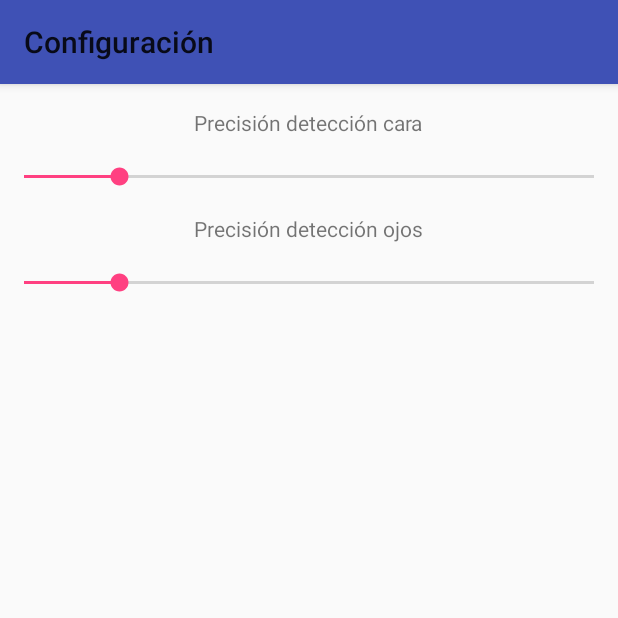
After one commit to bolito2/FlarifyAndroid, an Android app: the Configuracion screen opened directly, with no data from a screen before it, on a phone screen of 412 x 824 dp, the top half of it. The commit adds this screen. Run offline under Robolectric (Android 15) with nearby library versions, the phone set to English and light mode, and no system bars.

Commit message:
Añadida pestaña configuracion

```diff
--- /dev/null
+++ b/app/src/main/java/com/bolito2/flarifyandroid/Configuracion.java
@@ -0,0 +1,13 @@
+package com.bolito2.flarifyandroid;
+
+import android.support.v7.app.AppCompatActivity;
+import android.os.Bundle;
+
+public class Configuracion extends AppCompatActivity {
+
+    @Override
+    protected void onCreate(Bundle savedInstanceState) {
+        super.onCreate(savedInstanceState);
+        setContentView(R.layout.activity_configuracion);
+    }
+}
--- /dev/null
+++ b/app/src/main/res/layout/activity_configuracion.xml
@@ -0,0 +1,50 @@
+<?xml version="1.0" encoding="utf-8"?>
+<RelativeLayout xmlns:android="http://schemas.android.com/apk/res/android"
+    xmlns:app="http://schemas.android.com/apk/res-auto"
+    xmlns:tools="http://schemas.android.com/tools"
+    android:layout_width="match_parent"
+    android:layout_height="match_parent"
+    tools:context="com.bolito2.flarifyandroid.Configuracion">
+
+    <TextView
+        android:id="@+id/caraText"
+        android:layout_width="wrap_content"
+        android:layout_height="wrap_content"
+        android:layout_alignParentTop="true"
+        android:layout_centerHorizontal="true"
+        android:layout_marginTop="16dp"
+        android:text="Precisión detección cara" />
+
+    <SeekBar
+        android:id="@+id/cara"
+        android:layout_width="match_parent"
+        android:layout_height="wrap_content"
+        android:layout_alignParentLeft="true"
+        android:layout_alignParentStart="true"
+        android:layout_below="@+id/caraText"
+        android:layout_marginTop="17dp"
+        android:max="30"
+        android:progress="5" />
+
+    <TextView
+        android:id="@+id/ojosText"
+        android:layout_width="wrap_content"
+        android:layout_height="wrap_content"
+        android:layout_alignLeft="@+id/caraText"
+        android:layout_alignStart="@+id/caraText"
+        android:layout_below="@+id/cara"
+        android:layout_marginTop="16dp"
+        android:text="Precisión detección ojos" />
+
+    <SeekBar
+        android:id="@+id/ojos"
+        android:layout_width="match_parent"
+        android:layout_height="wrap_content"
+        android:layout_alignParentLeft="true"
+        android:layout_alignParentStart="true"
+        android:layout_below="@+id/ojosText"
+        android:layout_marginTop="17dp"
+        android:max="30"
+        android:progress="5" />
+
+</RelativeLayout>
--- a/app/src/main/res/values/styles.xml
+++ b/app/src/main/res/values/styles.xml
@@ -1,7 +1,14 @@
 <resources>
 
     <!-- Base application theme. -->
-    <style name="AppTheme" parent="Theme.AppCompat.Light.NoActionBar">
+    <style name="Barra" parent="Theme.AppCompat.Light">
+        <!-- Customize your theme here. -->
+        <item name="colorPrimary">@color/colorPrimary</item>
+        <item name="colorPrimaryDark">@color/colorPrimaryDark</item>
+        <item name="colorAccent">@color/colorAccent</item>
+    </style>
+
+    <style name="SinBarra" parent="Theme.AppCompat.Light.NoActionBar">
         <!-- Customize your theme here. -->
         <item name="colorPrimary">@color/colorPrimary</item>
         <item name="colorPrimaryDark">@color/colorPrimaryDark</item>
```
Also changed, not shown: app/src/main/AndroidManifest.xml (+15 -10 lines), app/src/main/java/com/bolito2/flarifyandroid/MainActivity.java (+22 -1 lines), app/src/main/res/layout/activity_main.xml (+13 -0 lines), app/src/main/res/drawable/settings.png (added).
